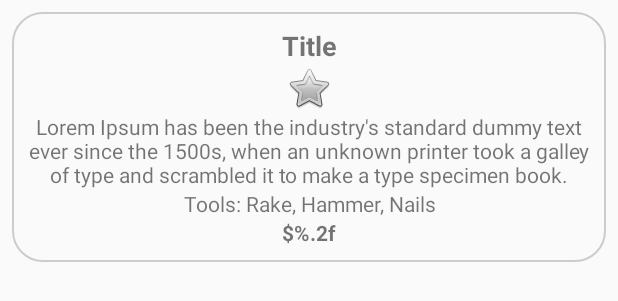
After one commit to razvannesiu/Plumber-Hub, an Android app: the layout widget_services.xml on its own in the app's theme, with its tools: preview values and no code run, on a phone screen of 412 x 824 dp. The commit adds this screen. Shown: the top 301 px of the screen. Run offline under Robolectric (Android 15) with nearby library versions, the phone set to English and light mode, and no system bars.

Commit message:
Added service widget

```diff
--- a/PlumberHubApp/app/build.gradle
+++ b/PlumberHubApp/app/build.gradle
@@ -27,10 +27,14 @@ dependencies {
     compile 'com.android.support.constraint:constraint-layout:1.0.2'
     compile 'com.google.firebase:firebase-database:10.0.1'
     compile 'com.firebaseui:firebase-ui-database:1.1.1'
+    compile 'com.google.firebase:firebase-storage:10.0.1'
+    compile 'com.firebaseui:firebase-ui-storage:0.6.0'
+    compile 'com.squareup.picasso:picasso:2.5.2'
     testCompile 'junit:junit:4.12'
 }
 
 
 
 
+
 apply plugin: 'com.google.gms.google-services'
--- a/PlumberHubApp/app/src/main/java/android/plumberhub/com/plumberhubapp/MainActivity.java
+++ b/PlumberHubApp/app/src/main/java/android/plumberhub/com/plumberhubapp/MainActivity.java
@@ -34,8 +34,8 @@ public class MainActivity extends AppCompatActivity {
             case "Customers":
                 intent = new Intent(MainActivity.this, Customers.class);
                 break;
-            case "Estimates":
-//                intent = new Intent(MainActivity.this, MultiPlayerQuiz.class);
+            case "Services":
+                intent = new Intent(MainActivity.this, Services.class);
                 break;
             case "Tools":
                 intent = new Intent(MainActivity.this, Tools.class);
--- /dev/null
+++ b/PlumberHubApp/app/src/main/res/drawable/border.xml
@@ -0,0 +1,6 @@
+<?xml version="1.0" encoding="UTF-8"?>
+<shape xmlns:android="http://schemas.android.com/apk/res/android" android:shape="rectangle">
+    <corners android:radius="20dp"/>
+    <padding android:left="10dp" android:right="10dp" android:top="10dp" android:bottom="10dp"/>
+    <stroke android:width="1dp" android:color="#CCCCCC"/>
+</shape>
--- /dev/null
+++ b/PlumberHubApp/app/src/main/res/layout/widget_services.xml
@@ -0,0 +1,47 @@
+<LinearLayout
+    xmlns:android="http://schemas.android.com/apk/res/android"
+    xmlns:app="http://schemas.android.com/apk/res-auto"
+    android:layout_width="match_parent"
+    android:layout_height="wrap_content"
+    android:orientation="vertical"
+    android:background="@drawable/border"
+    android:layout_margin="@dimen/service_margin">
+
+    <TextView
+        android:id="@+id/txtServiceTitle"
+        android:layout_width="match_parent"
+        android:layout_height="wrap_content"
+        android:text="@string/service_title"
+        android:textAlignment="center"
+        android:textStyle="bold"
+        android:textSize="@dimen/service_title"/>
+
+    <ImageView
+        android:id="@+id/imgService"
+        android:layout_width="match_parent"
+        android:layout_height="wrap_content"
+        app:srcCompat="@android:drawable/btn_star" />
+
+    <TextView
+        android:id="@+id/txtDescription"
+        android:layout_width="match_parent"
+        android:layout_height="wrap_content"
+        android:text="@string/service_description"
+        android:textAlignment="center"/>
+
+    <TextView
+        android:id="@+id/txtServiceTools"
+        android:layout_width="match_parent"
+        android:layout_height="wrap_content"
+        android:text="@string/service_tools"
+        android:textAlignment="center"/>
+
+    <TextView
+        android:id="@+id/txtPrice"
+        android:layout_width="match_parent"
+        android:layout_height="wrap_content"
+        android:text="@string/service_price"
+        android:textAlignment="center"
+        android:textStyle="bold"/>
+
+</LinearLayout>
--- a/PlumberHubApp/app/src/main/res/values/dimens.xml
+++ b/PlumberHubApp/app/src/main/res/values/dimens.xml
@@ -6,4 +6,6 @@
     <dimen name="btn_menu_pad_top">20dp</dimen>
     <dimen name="txt_menu_pad_top">20dp</dimen>
     <dimen name="txt_widget_cus">12dp</dimen>
+    <dimen name="service_margin">8dp</dimen>
+    <dimen name="service_title">18dp</dimen>
 </resources>
--- a/PlumberHubApp/app/src/main/res/values/strings.xml
+++ b/PlumberHubApp/app/src/main/res/values/strings.xml
@@ -4,7 +4,7 @@
     <string name="txt_trs">Trips</string>
     <string name="txt_tls">Tools</string>
     <string name="txt_cus">Customers</string>
-    <string name="txt_est">Estimates</string>
+    <string name="txt_est">Services</string>
     <string name="txt_save">Save</string>
 
     <string name="tls_hint">Enter new tool name</string>
@@ -12,4 +12,9 @@
     <string name="cus_hint_email">Enter new email</string>
     <string name="cus_hint_phone">Enter new phone</string>
     <string name="cus_hint_address">Enter new address</string>
+
+    <string name="service_title">Title</string>
+    <string name="service_price">$%.2f</string>
+    <string name="service_tools">Tools: Rake, Hammer, Nails</string>
+    <string name="service_description">Lorem Ipsum has been the industry\'s standard dummy text ever since the 1500s, when an unknown printer took a galley of type and scrambled it to make a type specimen book.</string>
 </resources>
--- a/PlumberHubApp/build.gradle
+++ b/PlumberHubApp/build.gradle
@@ -16,6 +16,9 @@ buildscript {
 allprojects {
     repositories {
         jcenter()
+        maven {
+            url "https://maven.google.com"
+        }
         google()
     }
 }
```
Also changed, not shown: PlumberHubApp/app/src/main/AndroidManifest.xml (+6 -2 lines), PlumberHubApp/app/src/main/java/android/plumberhub/com/plumberhubapp/Service.java (added, +66 -0 lines), PlumberHubApp/app/src/main/java/android/plumberhub/com/plumberhubapp/Services.java (added, +13 -0 lines), PlumberHubApp/app/src/main/res/layout/activity_services.xml (added, +9 -0 lines).
